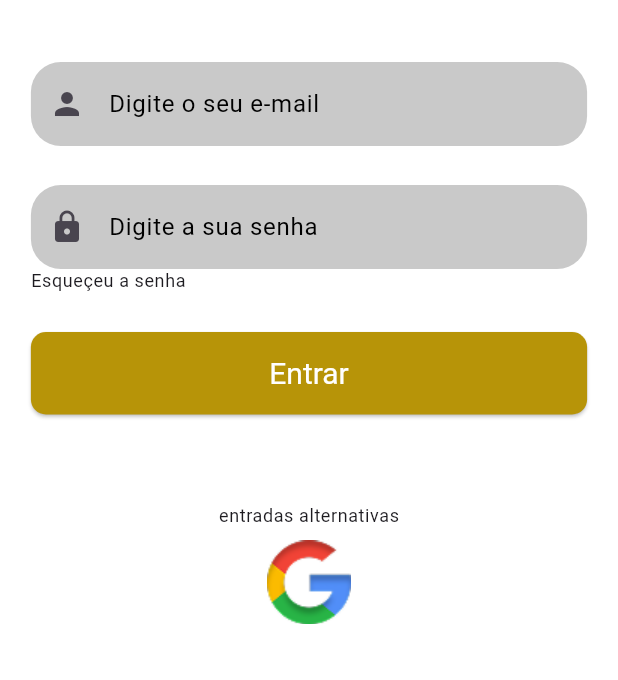
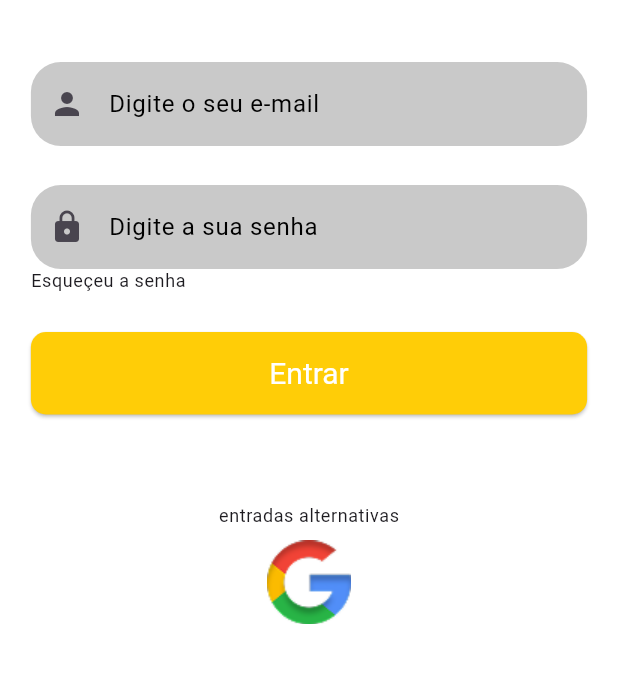
Before and after one commit to Felipe-Takayuki/agrosense_app, a Flutter app: the screen it shows after launch, on a phone screen of 412 x 824 dp, the part 556-1236 px from its top. Run offline on Flutter 3.47's test engine with Material 3 defaults, Android fonts, the light colour scheme and no system bars; our stand-ins replace camera, flutter_dotenv, go_router, google_sign_in, supabase_flutter; accounts and stored records are empty.

Commit message:
começando o tema dark

```diff
--- a/lib/app/ui/theme/theme.dart
+++ b/lib/app/ui/theme/theme.dart
@@ -23,15 +23,42 @@ class AgroSenseTheme{
     textSelectionTheme: TextSelectionThemeData(
       cursorColor: Colors.black,
     ),
-
     elevatedButtonTheme: ElevatedButtonThemeData(
 
       style: ElevatedButton.styleFrom(
-        backgroundColor: Color(0xffB79408),
+        backgroundColor: Color.fromARGB(255, 255, 205, 7),
+        textStyle: TextStyle(color: Colors.white),
+        shape: RoundedRectangleBorder(borderRadius: BorderRadius.all(Radius.circular(10)))
+      ),
+    ),
+
+  );
+
+  static final darkTheme = ThemeData(
+    scaffoldBackgroundColor: const Color.fromARGB(255, 54, 54, 54),
+    textTheme: TextTheme(bodySmall: TextStyle(color: Colors.white)),
+    elevatedButtonTheme: ElevatedButtonThemeData(
+
+      style: ElevatedButton.styleFrom(
+        backgroundColor: Color.fromARGB(255, 255, 205, 7),
         textStyle: TextStyle(color: Colors.white),
         shape: RoundedRectangleBorder(borderRadius: BorderRadius.all(Radius.circular(10)))
       )
+    ),
 
-    )
+    inputDecorationTheme: InputDecorationTheme(
+      filled: true,
+      fillColor: Color.fromARGB(255, 255, 255, 255),
+      disabledBorder: _inputBorder,
+      border: _inputBorder,
+      enabledBorder: _inputBorder,
+      labelStyle: TextStyle(color: const Color.fromARGB(255, 0, 0, 0)),
+      errorBorder: _inputBorder,
+      focusedBorder: _inputBorder,
+      focusColor: Colors.grey,
+
+    ),
+
+    textSelectionTheme: TextSelectionThemeData(selectionColor: Colors.white)
   );
 }
```
